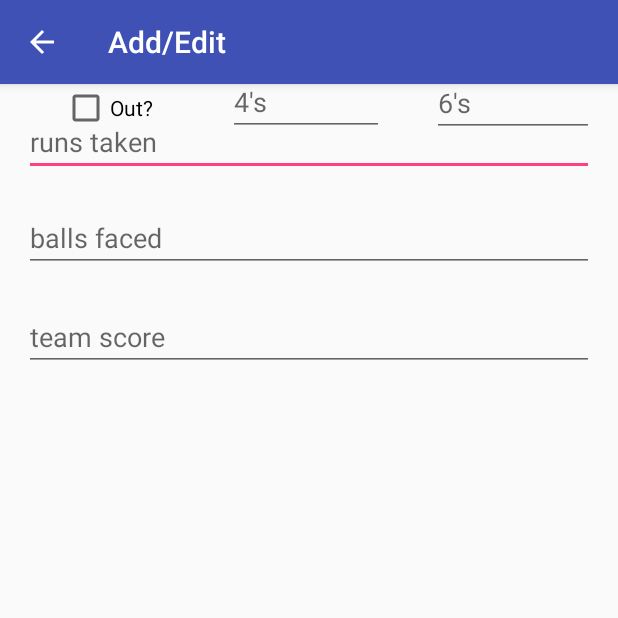
After one commit to premsrj/cricket-stats, an Android app: the AddEditActivity screen opened directly, with no data from a screen before it, on a phone screen of 412 x 824 dp, the top half of it. The commit adds this screen. Run offline under Robolectric (Android 15) with nearby library versions, the light colour scheme and no system bars; 1 statement that could not run was skipped.

Commit message:
Added AddEditActivity

```diff
--- a/app/src/main/AndroidManifest.xml
+++ b/app/src/main/AndroidManifest.xml
@@ -10,11 +10,11 @@
         android:supportsRtl="true"
         android:theme="@style/AppTheme">
         <activity
-            android:name="com.premsuraj.cricketstats.base.MainActivity"
+            android:name=".base.MainActivity"
             android:label="@string/app_name"
             android:theme="@style/AppTheme.NoActionBar" />
         <activity
-            android:name="com.premsuraj.cricketstats.SplashActivity"
+            android:name=".SplashActivity"
             android:theme="@style/AppTheme.NoActionBar">
             <intent-filter>
                 <action android:name="android.intent.action.MAIN" />
@@ -22,6 +22,10 @@
                 <category android:name="android.intent.category.LAUNCHER" />
             </intent-filter>
         </activity>
+        <activity
+            android:name=".AddEditActivity"
+            android:label="Add/Edit"
+            android:parentActivityName=".base.MainActivity" />
     </application>
 
 </manifest>
--- /dev/null
+++ b/app/src/main/java/com/premsuraj/cricketstats/AddEditActivity.java
@@ -0,0 +1,41 @@
+package com.premsuraj.cricketstats;
+
+import android.os.Bundle;
+import android.support.v7.app.AppCompatActivity;
+import android.view.Menu;
+import android.view.MenuItem;
+
+public class AddEditActivity extends AppCompatActivity {
+
+    @Override
+    protected void onCreate(Bundle savedInstanceState) {
+        super.onCreate(savedInstanceState);
+        setContentView(R.layout.activity_add_edit);
+    }
+
+    @Override
+    public boolean onCreateOptionsMenu(Menu menu) {
+        getMenuInflater().inflate(R.menu.add_edit, menu);
+        return true;
+    }
+
+    @Override
+    public boolean onOptionsItemSelected(MenuItem item) {
+        // Handle action bar item clicks here. The action bar will
+        // automatically handle clicks on the Home/Up button, so long
+        // as you specify a parent activity in AndroidManifest.xml.
+        int id = item.getItemId();
+
+        //noinspection SimplifiableIfStatement
+        if (id == R.id.action_done) {
+            saveValues();
+            return true;
+        }
+
+        return super.onOptionsItemSelected(item);
+    }
+
+    private void saveValues() {
+
+    }
+}
--- a/app/src/main/java/com/premsuraj/cricketstats/base/MainActivity.java
+++ b/app/src/main/java/com/premsuraj/cricketstats/base/MainActivity.java
@@ -10,8 +10,6 @@ import android.support.v4.widget.DrawerLayout;
 import android.support.v7.app.ActionBarDrawerToggle;
 import android.support.v7.app.AppCompatActivity;
 import android.support.v7.widget.Toolbar;
-import android.view.Menu;
-import android.view.MenuItem;
 import android.view.View;
 
 import com.premsuraj.cricketstats.R;
@@ -66,28 +64,6 @@ public class MainActivity extends AppCompatActivity implements NavigationContain
     }
 
     @Override
-    public boolean onCreateOptionsMenu(Menu menu) {
-        // Inflate the menu; this adds items to the action bar if it is present.
-        getMenuInflater().inflate(R.menu.home, menu);
-        return true;
-    }
-
-    @Override
-    public boolean onOptionsItemSelected(MenuItem item) {
-        // Handle action bar item clicks here. The action bar will
-        // automatically handle clicks on the Home/Up button, so long
-        // as you specify a parent activity in AndroidManifest.xml.
-        int id = item.getItemId();
-
-        //noinspection SimplifiableIfStatement
-        if (id == R.id.action_settings) {
-            return true;
-        }
-
-        return super.onOptionsItemSelected(item);
-    }
-
-    @Override
     public void closeDrawer() {
         DrawerLayout drawer = (DrawerLayout) findViewById(R.id.drawer_layout);
         drawer.closeDrawer(GravityCompat.START);
--- /dev/null
+++ b/app/src/main/res/layout/activity_add_edit.xml
@@ -0,0 +1,114 @@
+<?xml version="1.0" encoding="utf-8"?>
+<android.support.constraint.ConstraintLayout xmlns:android="http://schemas.android.com/apk/res/android"
+    xmlns:app="http://schemas.android.com/apk/res-auto"
+    xmlns:tools="http://schemas.android.com/tools"
+    android:layout_width="match_parent"
+    android:layout_height="match_parent"
+    tools:context="com.premsuraj.cricketstats.AddEditActivity">
+
+    <EditText
+        android:id="@+id/editText5"
+        android:layout_width="0dp"
+        android:layout_height="wrap_content"
+        android:layout_marginLeft="16dp"
+        android:layout_marginRight="16dp"
+        android:layout_marginTop="16dp"
+        android:ems="10"
+        android:hint="runs taken"
+        android:inputType="number"
+        app:layout_constraintLeft_toLeftOf="parent"
+        app:layout_constraintRight_toRightOf="parent"
+        app:layout_constraintTop_toTopOf="parent" />
+
+    <EditText
+        android:id="@+id/editText6"
+        android:layout_width="0dp"
+        android:layout_height="wrap_content"
+        android:layout_marginLeft="16dp"
+        android:layout_marginRight="16dp"
+        android:layout_marginTop="80dp"
+        android:ems="10"
+        android:hint="balls faced"
+        android:inputType="number"
+        app:layout_constraintHorizontal_bias="0.0"
+        app:layout_constraintLeft_toLeftOf="parent"
+        app:layout_constraintRight_toRightOf="parent"
+        app:layout_constraintTop_toTopOf="parent" />
+
+    <EditText
+        android:id="@+id/editText7"
+        android:layout_width="0dp"
+        android:layout_height="wrap_content"
+        android:layout_marginLeft="16dp"
+        android:layout_marginRight="16dp"
+        android:layout_marginTop="146dp"
+        android:ems="10"
+        android:hint="team score"
+        android:inputType="number"
+        app:layout_constraintHorizontal_bias="0.0"
+        app:layout_constraintLeft_toLeftOf="parent"
+        app:layout_constraintRight_toRightOf="parent"
+        app:layout_constraintTop_toTopOf="parent" />
+
+    <CheckBox
+        android:id="@+id/checkBox2"
+        android:layout_width="wrap_content"
+        android:layout_height="wrap_content"
+        android:layout_marginLeft="16dp"
+        android:layout_marginRight="8dp"
+        android:layout_marginTop="156dp"
+        android:text="Out?"
+        app:layout_constraintLeft_toLeftOf="parent"
+        app:layout_constraintRight_toLeftOf="@+id/guideline"
+        tools:layout_editor_absoluteY="220dp" />
+
+    <android.support.constraint.Guideline
+        android:id="@+id/guideline"
+        android:layout_width="wrap_content"
+        android:layout_height="wrap_content"
+        android:orientation="vertical"
+        app:layout_constraintGuide_percent="0.33" />
+
+    <android.support.constraint.Guideline
+        android:id="@+id/guideline2"
+        android:layout_width="wrap_content"
+        android:layout_height="wrap_content"
+        android:orientation="vertical"
+        app:layout_constraintGuide_percent="0.66" />
+
+    <EditText
+        android:id="@+id/editText11"
+        android:layout_width="0dp"
+        android:layout_height="wrap_content"
+        android:layout_marginBottom="8dp"
+        android:layout_marginLeft="16dp"
+        android:layout_marginRight="16dp"
+        android:layout_marginTop="0dp"
+        android:ems="10"
+        android:hint="4's"
+        android:inputType="number"
+        app:layout_constraintBottom_toBottomOf="@+id/checkBox2"
+        app:layout_constraintHorizontal_bias="0.0"
+        app:layout_constraintLeft_toLeftOf="@+id/guideline"
+        app:layout_constraintRight_toLeftOf="@+id/guideline2"
+        app:layout_constraintTop_toTopOf="@+id/checkBox2" />
+
+    <EditText
+        android:id="@+id/editText12"
+        android:layout_width="0dp"
+        android:layout_height="wrap_content"
+        android:layout_marginBottom="8dp"
+        android:layout_marginLeft="16dp"
+        android:layout_marginRight="16dp"
+        android:layout_marginTop="0dp"
+        android:ems="10"
+        android:hint="6's"
+        android:inputType="number"
+        app:layout_constraintBottom_toBottomOf="@+id/checkBox2"
+        app:layout_constraintHorizontal_bias="0.0"
+        app:layout_constraintLeft_toLeftOf="@+id/guideline2"
+        app:layout_constraintRight_toRightOf="parent"
+        app:layout_constraintTop_toTopOf="@+id/checkBox2"
+        app:layout_constraintVertical_bias="0.473" />
+
+</android.support.constraint.ConstraintLayout>
```
